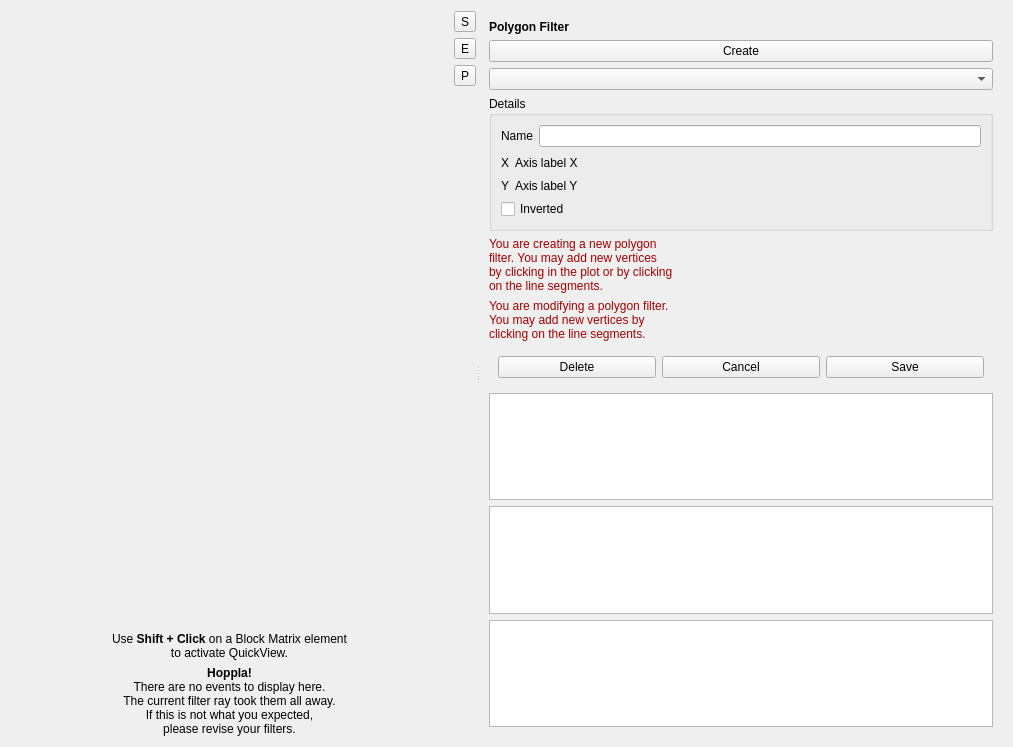
ZELLMECHANIK-DRESDEN/ShapeOut2, file shapeout2/gui/quick_view/qv_main.ui: the form before one commit.
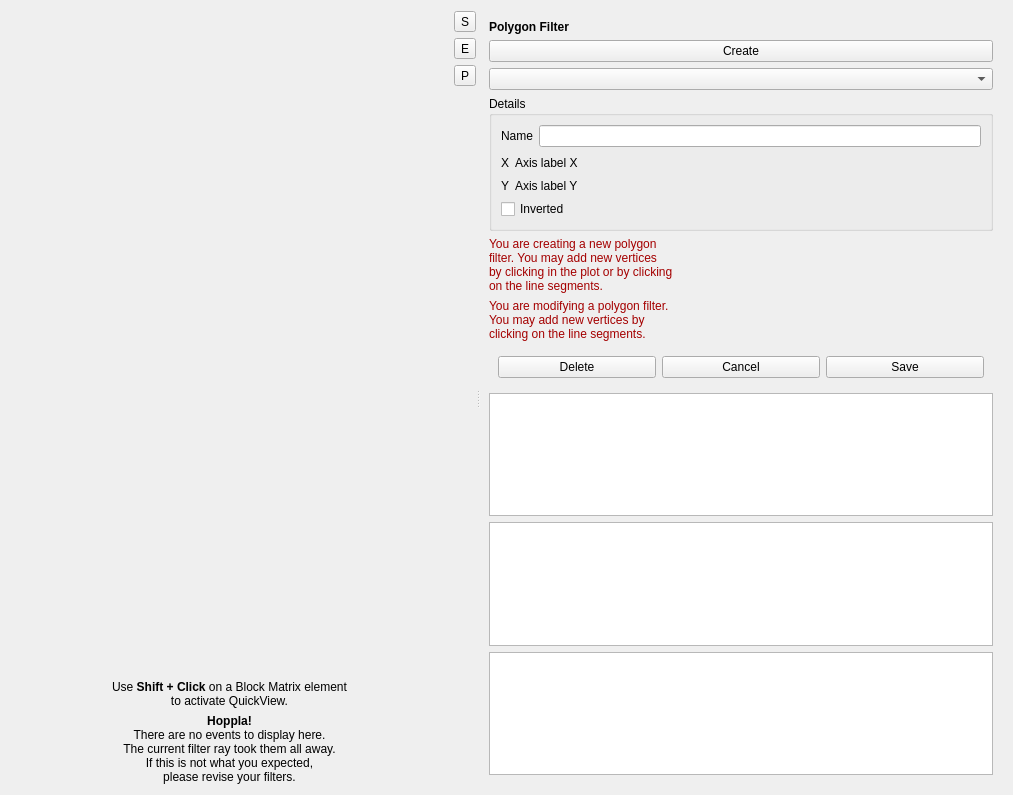
The form after the commit. The open tabs and pages were chosen to show the change. Icons and pictures are not drawn. Custom widgets are drawn as their Qt base class.

Commit message: fix: maximize image size in QuickView

The edit to the form file:
```diff
--- a/shapeout2/gui/quick_view/qv_main.ui
+++ b/shapeout2/gui/quick_view/qv_main.ui
@@ -7,7 +7,7 @@
     <x>0</x>
     <y>0</y>
     <width>1013</width>
-    <height>684</height>
+    <height>795</height>
    </rect>
   </property>
   <property name="minimumSize">
@@ -941,7 +941,13 @@
        </layout>
       </widget>
       <widget class="QWidget" name="page_poly">
-       <layout class="QVBoxLayout" name="verticalLayout_5">
+       <property name="sizePolicy">
+        <sizepolicy hsizetype="Preferred" vsizetype="Expanding">
+         <horstretch>0</horstretch>
+         <verstretch>0</verstretch>
+        </sizepolicy>
+       </property>
+       <layout class="QVBoxLayout" name="verticalLayout_5" stretch="0,0,0,0,0,1">
         <item>
          <widget class="QLabel" name="label_9">
           <property name="text">
@@ -1101,9 +1107,25 @@
          </widget>
         </item>
         <item>
+         <widget class="QWidget" name="widget_poly_images" native="true">
+          <property name="sizePolicy">
+           <sizepolicy hsizetype="Expanding" vsizetype="Expanding">
+            <horstretch>0</horstretch>
+            <verstretch>0</verstretch>
+           </sizepolicy>
+          </property>
          <layout class="QVBoxLayout" name="verticalLayout_15">
           <property name="sizeConstraint">
-           <enum>QLayout::SetNoConstraint</enum>
+            <enum>QLayout::SizeConstraint::SetNoConstraint</enum>
+           </property>
+           <property name="leftMargin">
+            <number>0</number>
+           </property>
+           <property name="topMargin">
+            <number>0</number>
+           </property>
+           <property name="rightMargin">
+            <number>0</number>
           </property>
           <property name="bottomMargin">
            <number>0</number>
@@ -1111,7 +1133,7 @@
           <item>
            <widget class="SimpleImageView" name="imageView_image_poly">
             <property name="sizePolicy">
-             <sizepolicy hsizetype="Minimum" vsizetype="Minimum">
+              <sizepolicy hsizetype="Expanding" vsizetype="Expanding">
               <horstretch>0</horstretch>
               <verstretch>0</verstretch>
              </sizepolicy>
@@ -1130,7 +1152,7 @@
           <item>
            <widget class="SimpleImageView" name="imageView_image_poly_pha">
             <property name="sizePolicy">
-             <sizepolicy hsizetype="Minimum" vsizetype="Minimum">
+              <sizepolicy hsizetype="Expanding" vsizetype="Expanding">
               <horstretch>0</horstretch>
               <verstretch>0</verstretch>
              </sizepolicy>
@@ -1149,7 +1171,7 @@
           <item>
            <widget class="SimpleImageView" name="imageView_image_poly_amp">
             <property name="sizePolicy">
-             <sizepolicy hsizetype="Minimum" vsizetype="Minimum">
+              <sizepolicy hsizetype="Expanding" vsizetype="Expanding">
               <horstretch>0</horstretch>
               <verstretch>0</verstretch>
              </sizepolicy>
@@ -1166,19 +1188,7 @@
            </widget>
           </item>
          </layout>
-        </item>
-        <item>
-         <spacer name="verticalSpacer_3">
-          <property name="orientation">
-           <enum>Qt::Vertical</enum>
-          </property>
-          <property name="sizeHint" stdset="0">
-           <size>
-            <width>20</width>
-            <height>23</height>
-           </size>
-          </property>
-         </spacer>
+         </widget>
         </item>
        </layout>
       </widget>
```
Left out of the diff: 126 changed lines with no effect on the pictures. Lines whose indentation alone changed are shown as unchanged. The commit also changes 3 other files.
